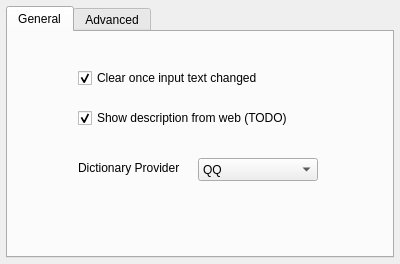
First picture: the form in contents/ui/config.ui, repository librehat/kdictionary, before the edit.
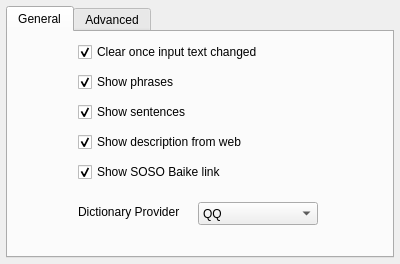
Second picture: the form after the edit.

Commit message: iCiBa supported

Diff of the .ui file:
```diff
--- a/contents/ui/config.ui
+++ b/contents/ui/config.ui
@@ -16,12 +16,6 @@
     <height>264</height>
    </size>
   </property>
-  <property name="maximumSize">
-   <size>
-    <width>400</width>
-    <height>264</height>
-   </size>
-  </property>
   <property name="windowTitle">
    <string>Form</string>
   </property>
@@ -45,7 +39,7 @@
      <property name="geometry">
       <rect>
        <x>70</x>
-       <y>36</y>
+       <y>10</y>
        <width>230</width>
        <height>20</height>
       </rect>
@@ -61,13 +55,13 @@
      <property name="geometry">
       <rect>
        <x>70</x>
-       <y>76</y>
+       <y>40</y>
        <width>230</width>
        <height>20</height>
       </rect>
      </property>
      <property name="text">
-      <string>Show description from web (TODO)</string>
+      <string>Show phrases</string>
      </property>
      <property name="checked">
       <bool>true</bool>
@@ -77,7 +71,7 @@
      <property name="geometry">
       <rect>
        <x>190</x>
-       <y>126</y>
+       <y>170</y>
        <width>120</width>
        <height>23</height>
       </rect>
@@ -107,7 +101,7 @@
      <property name="geometry">
       <rect>
        <x>70</x>
-       <y>126</y>
+       <y>170</y>
        <width>110</width>
        <height>20</height>
       </rect>
@@ -116,6 +110,66 @@
       <string>Dictionary Provider</string>
      </property>
     </widget>
+    <widget class="QCheckBox" name="kcfg_showWebdict">
+     <property name="geometry">
+      <rect>
+       <x>70</x>
+       <y>100</y>
+       <width>230</width>
+       <height>20</height>
+      </rect>
+     </property>
+     <property name="toolTip">
+      <string>&lt;html&gt;&lt;head/&gt;&lt;body&gt;&lt;p&gt;Show description from web content.&lt;/p&gt;&lt;p&gt;Note: It's different from online dictionary providers.&lt;/p&gt;&lt;/body&gt;&lt;/html&gt;</string>
+     </property>
+     <property name="text">
+      <string>Show description from web</string>
+     </property>
+     <property name="checked">
+      <bool>true</bool>
+     </property>
+    </widget>
+    <widget class="QCheckBox" name="kcfg_showBaike">
+     <property name="geometry">
+      <rect>
+       <x>70</x>
+       <y>130</y>
+       <width>230</width>
+       <height>20</height>
+      </rect>
+     </property>
+     <property name="toolTip">
+      <string>Only available when you use QQ dictionary</string>
+     </property>
+     <property name="text">
+      <string>Show SOSO Baike link</string>
+     </property>
+     <property name="checkable">
+      <bool>true</bool>
+     </property>
+     <property name="checked">
+      <bool>true</bool>
+     </property>
+    </widget>
+    <widget class="QCheckBox" name="kcfg_showSentences">
+     <property name="geometry">
+      <rect>
+       <x>70</x>
+       <y>70</y>
+       <width>230</width>
+       <height>20</height>
+      </rect>
+     </property>
+     <property name="toolTip">
+      <string>Only available when you use QQ dictionary</string>
+     </property>
+     <property name="text">
+      <string>Show sentences</string>
+     </property>
+     <property name="checked">
+      <bool>true</bool>
+     </property>
+    </widget>
    </widget>
    <widget class="QWidget" name="tabAdv">
     <attribute name="title">
```
Left out of the diff: 13 changed lines with no effect on the pictures. The commit also changes 2 other files.
